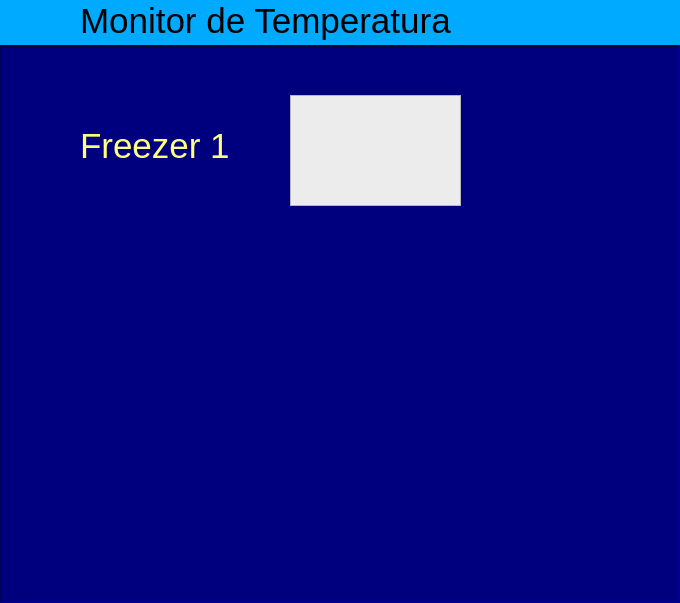
Above: monitor.ui from samuelgarca/controleestoquepyqt5 before the change. Below: the same form after it.
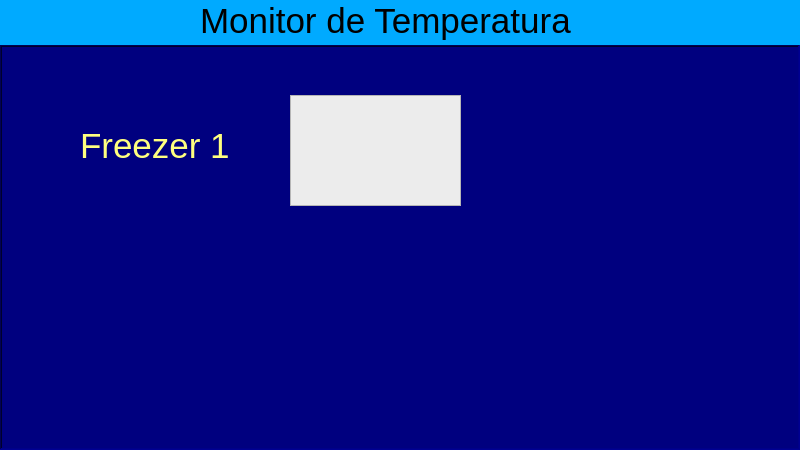
That is the form after the change.

What changed in the file:
```diff
--- a/monitor.ui
+++ b/monitor.ui
@@ -6,8 +6,8 @@
    <rect>
     <x>0</x>
     <y>0</y>
-    <width>680</width>
-    <height>603</height>
+    <width>800</width>
+    <height>450</height>
    </rect>
   </property>
   <property name="windowTitle">
@@ -61,7 +61,7 @@
       <widget class="QLabel" name="label">
        <property name="geometry">
         <rect>
-         <x>80</x>
+         <x>200</x>
          <y>0</y>
          <width>451</width>
          <height>41</height>
```
Left out of the diff: 2 changed lines with no effect on the pictures.
